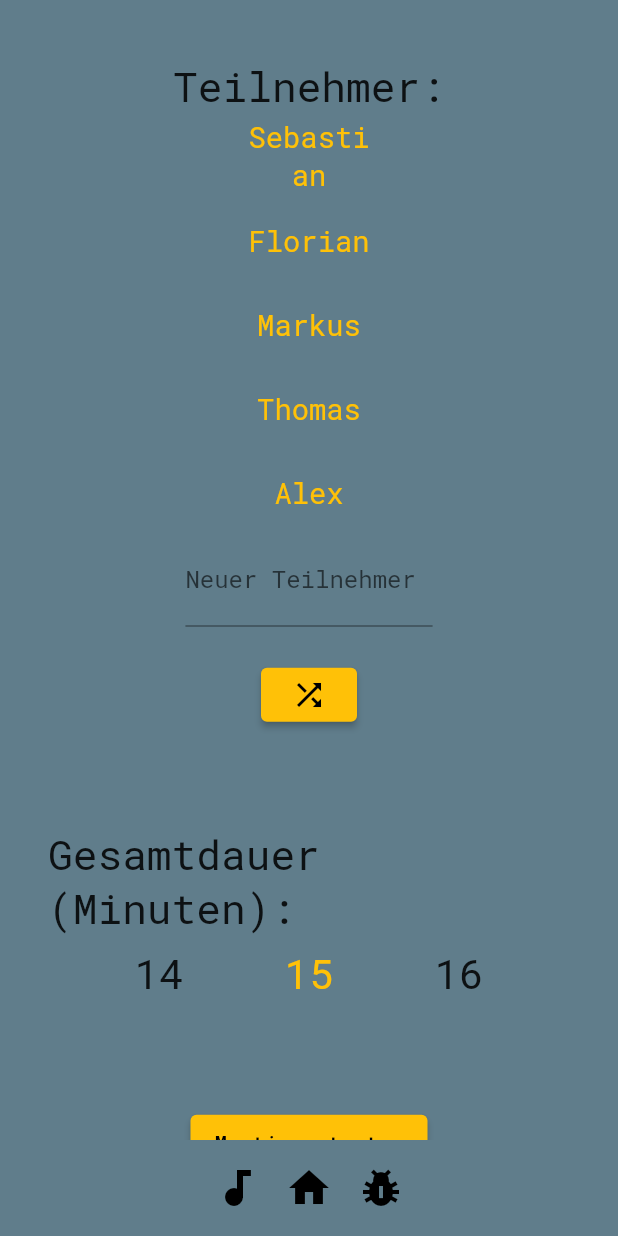
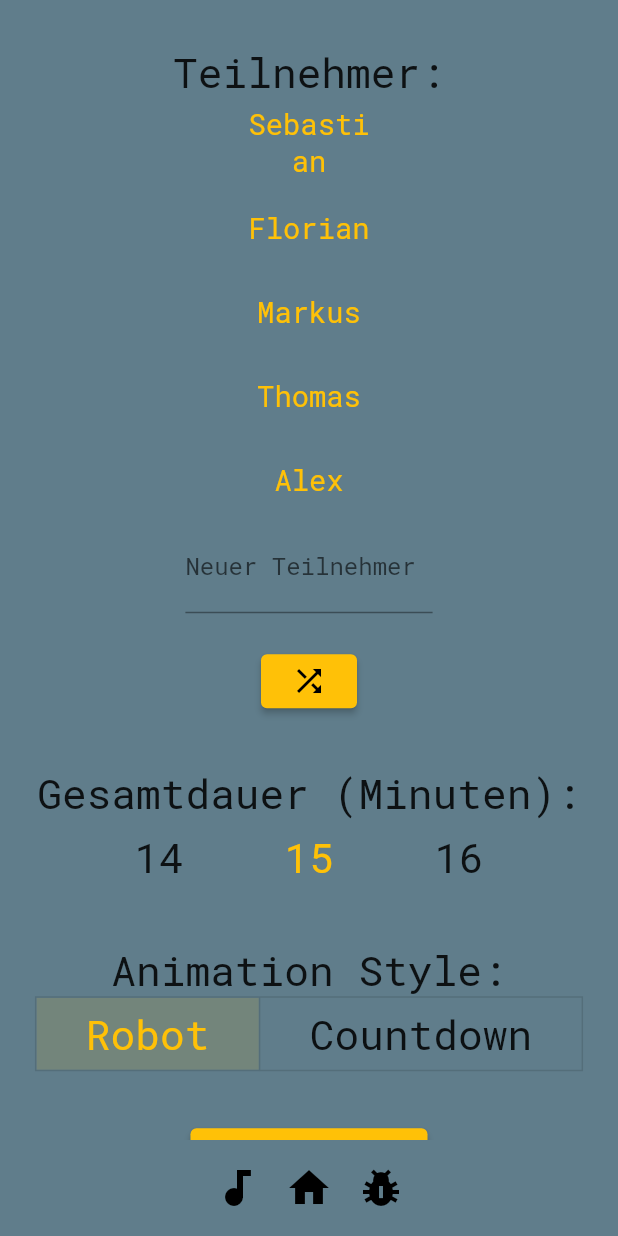
Before and after one commit to mw3155/daily_and_meme, a Flutter app: the screen it shows after launch, on a phone screen of 412 x 824 dp. Run offline on Flutter 3.47's test engine with Material 2 defaults, Android fonts, the phone set to English and light mode, and no system bars; drawn by our look-alikes of numberpicker; our stand-ins replace google_fonts, rive; missing offline and left inert: flag.

Commit message:
✨ added Togglebutton to chose animation (robot, countdown) + logic; works!

```diff
--- a/lib/HomePage.dart
+++ b/lib/HomePage.dart
@@ -16,7 +16,7 @@ class _HomePageState extends State<HomePage> {
       bottomSheet: buildBottomSheet(),
       body: Center(
         child: Container(
-          padding: const EdgeInsets.all(32),
+          padding: const EdgeInsets.all(defaultEdgeInsets),
           child: _buildHomepage(),
         ),
       ),
@@ -102,7 +102,7 @@ class _HomePageState extends State<HomePage> {
           },
           child: Icon(Icons.shuffle),
         ),
-        Padding(padding: EdgeInsets.all(32)),
+        Padding(padding: EdgeInsets.all(defaultEdgeInsets)),
         Text("Gesamtdauer (Minuten):"),
         NumberPicker(
             selectedTextStyle: TextStyle(
@@ -116,7 +116,24 @@ class _HomePageState extends State<HomePage> {
             haptics: true,
             axis: Axis.horizontal,
             onChanged: (newValue) => setState(() => nMeetingMinutes = newValue)),
-        Padding(padding: EdgeInsets.all(32)),
+        Padding(padding: EdgeInsets.all(defaultEdgeInsets)),
+        Text("Animation Style:"),
+        ToggleButtons(
+          children: [
+            // borders between togglebuttons are too complicated, use this instead...
+            Text("  " + animationOptions[0] + "  "),
+            Text("  " + animationOptions[1] + "  "),
+          ],
+          isSelected: selectedAnimation,
+          onPressed: (int index) {
+            setState(() {
+              selectedAnimation = List.generate(animationOptions.length, (index) => false);
+              selectedAnimation[index] = true;
+              chosenAnimation = index;
+            });
+          },
+        ),
+        Padding(padding: EdgeInsets.all(defaultEdgeInsets)),
         ElevatedButton(
           onPressed: () {
             int nSecondsPerPerson = nMeetingMinutes * 60 ~/ meetingPersons.length;
--- a/lib/TimerPage.dart
+++ b/lib/TimerPage.dart
@@ -106,14 +106,18 @@ class _TimerPageState extends State<TimerPage> with SingleTickerProviderStateMix
           mainAxisAlignment: MainAxisAlignment.center,
           children: [
             Padding(padding: EdgeInsets.all(32)),
-            /*
-            CountdownClock(
-              animation: CurvedAnimation(parent: _controller, curve: Curves.linear),
-              maxDuration: _controller.duration!,
-            ),
-            */
-            Text("Sprecher: \t$speakerName\nVerbleibende Picks: \t$picksLeft"),
-            RobotAnimation(),
+            animationOptions[chosenAnimation] == "Robot"
+                ? Text("Sprecher: \t$speakerName\nVerbleibende Picks: \t$picksLeft")
+                : Padding(padding: EdgeInsets.all(0)),
+            animationOptions[chosenAnimation] == "Robot"
+                ? RobotAnimation()
+                : Padding(padding: EdgeInsets.all(0)),
+            animationOptions[chosenAnimation] == "Countdown"
+                ? CountdownClock(
+                    animation: CurvedAnimation(parent: _controller, curve: Curves.linear),
+                    maxDuration: _controller.duration!,
+                  )
+                : Padding(padding: EdgeInsets.all(0)),
             Padding(padding: EdgeInsets.all(32)),
             Row(
               mainAxisAlignment: MainAxisAlignment.spaceEvenly,
@@ -195,6 +199,7 @@ class _TimerPageState extends State<TimerPage> with SingleTickerProviderStateMix
   }
 }
 
+// TODO make own file
 class CountdownClock extends AnimatedWidget {
   // not sure what this key thing does, but "?" seems like a good fix
   CountdownClock({Key? key, required this.animation, required this.maxDuration})
--- a/lib/Util.dart
+++ b/lib/Util.dart
@@ -10,6 +10,10 @@ List<String> meetingPersons = ["Sebastian", "Florian", "Markus", "Thomas", "Alex
 String newMeetingPerson = "";
 
 // timer
+List<String> animationOptions = ["Robot", "Countdown"];
+List<bool> selectedAnimation =
+    List.generate(animationOptions.length, (index) => index > 0 ? false : true);
+int chosenAnimation = 0;
 int currentSpeaker = 0;
 Duration durationPerPerson = Duration(seconds: 1);
 Duration durationExtraTime = Duration(seconds: 30);
@@ -30,6 +34,7 @@ final Color color2 = Color(0xffF9B200);
 final double myFontSizeScaleFactor = 30;
 // gets calculated once in main.dart
 double myResponsiveFontSize = 1;
+const double defaultEdgeInsets = 16;
 
 // bottomsheet
 final String githubURL = "https://github.com/mw3155/DailyAndMeme";
```
Also changed, not shown: 1 other file.
